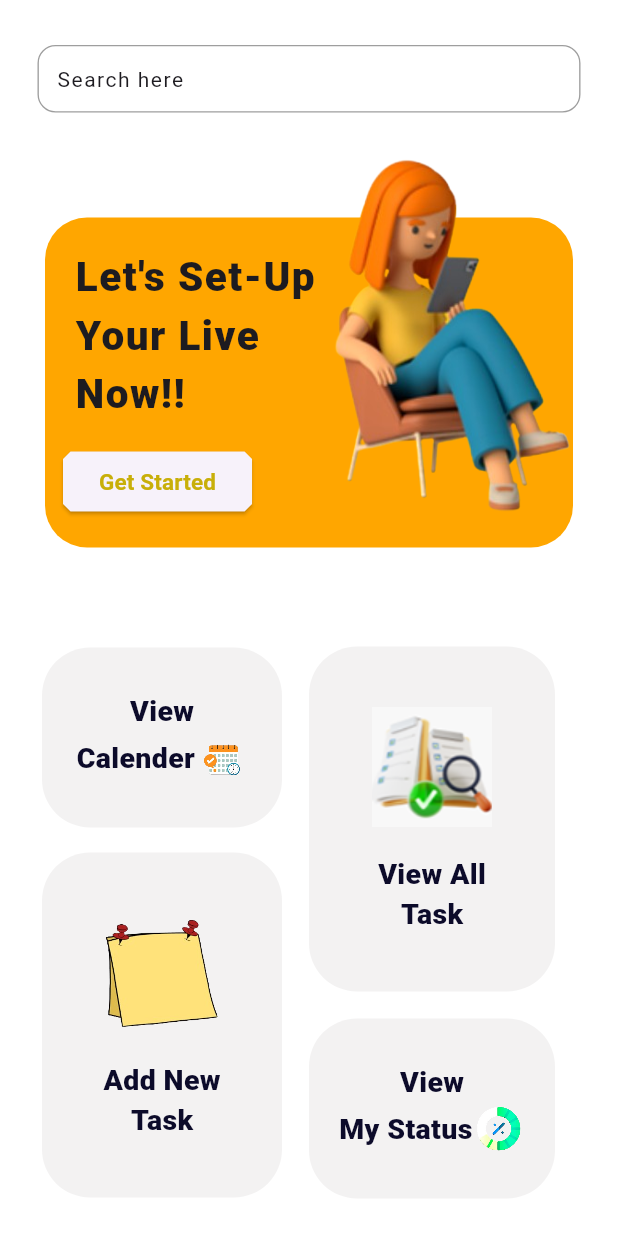
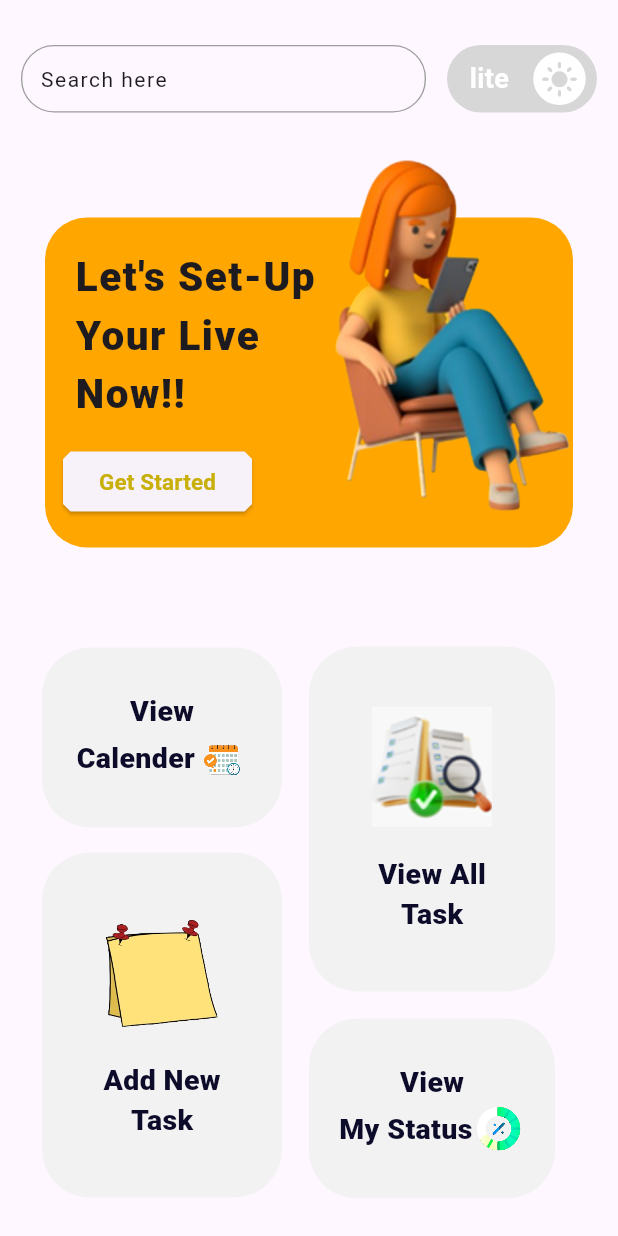
Before and after one commit to SahadMPP/todo_bloc_api_app, a Flutter app: the HomeMain screen opened directly, on a phone screen of 412 x 824 dp. Run offline on Flutter 3.47's test engine with Material 3 defaults, Android fonts, the phone set to English and light mode, and no system bars; drawn by our look-alikes of lite_rolling_switch; our stand-ins replace bloc, flutter_bloc, google_fonts; network calls fail.

Commit message:
dome dark mode

```diff
--- a/lib/screens/home_m.dart
+++ b/lib/screens/home_m.dart
@@ -2,9 +2,11 @@ import 'dart:convert';
 
 import 'package:flutter/material.dart';
 import 'package:google_fonts/google_fonts.dart';
+import 'package:to_do/main.dart';
 import 'package:to_do/screens/list_of_task.dart';
 import 'package:http/http.dart' as http;
 import 'package:to_do/screens/search_screen.dart';
+import 'package:lite_rolling_switch/lite_rolling_switch.dart';
 
 class HomeMain extends StatelessWidget {
   const HomeMain({super.key});
@@ -12,25 +14,25 @@ class HomeMain extends StatelessWidget {
   @override
   Widget build(BuildContext context) {
     return Scaffold(
-      backgroundColor: Colors.white,
       body: SafeArea(
         child: SingleChildScrollView(
           physics: const BouncingScrollPhysics(),
           child: Column(
             children: [
               const SizedBox(height: 30),
-              Padding(
-                  padding: const EdgeInsets.only(left: 25.0, right: 25),
-                  child: GestureDetector(
+              Row(
+                mainAxisAlignment: MainAxisAlignment.spaceEvenly,
+                children: [
+                  GestureDetector(
                     onTap: () {
                       Navigator.of(context).push(MaterialPageRoute(
                           builder: (ctx) => const SearchScreen()));
                     },
                     child: Container(
                       height: 45,
-                      width: double.infinity,
+                      width: 270,
                       decoration: BoxDecoration(
-                        borderRadius: BorderRadius.circular(12),
+                        borderRadius: BorderRadius.circular(22),
                         border: Border.all(
                           color: Colors.grey,
                           width: .9,
@@ -46,7 +48,36 @@ class HomeMain extends StatelessWidget {
                         ),
                       ),
                     ),
-                  )),
+                  ),
+                  SizedBox(
+                    height: 45,
+                    child: ValueListenableBuilder<ThemeMode>(
+                      valueListenable: themNotifier,
+                      builder: (_, mode, __) {
+                        return LiteRollingSwitch(
+                          onTap: () {
+                            themNotifier.value = mode == ThemeMode.light
+                                ? ThemeMode.dark
+                                : ThemeMode.light;
+                          },
+                          onDoubleTap: () {},
+                          onSwipe: () {},
+                          onChanged: (value) {},
+                          value: true,
+                          textOn: 'lite',
+                          textOff: 'dark',
+                          colorOn: const Color.fromARGB(255, 215, 215, 215),
+                          textSize: 18,
+                          width: 100,
+                          colorOff: Colors.black,
+                          iconOn: Icons.light_mode,
+                          iconOff: Icons.dark_mode,
+                        );
+                      },
+                    ),
+                  )
+                ],
+              ),
               const HomeCard(),
               Padding(
                 padding: const EdgeInsets.only(left: 18.0, right: 18),
@@ -146,8 +177,8 @@ class BuildBottomSheet extends StatelessWidget {
     TextEditingController discriptionEdController = TextEditingController();
     return Container(
       decoration: const BoxDecoration(
-        color: Color.fromARGB(255, 231, 231, 231),
-      ),
+          // color: Color.fromARGB(255, 231, 231, 231),
+          ),
       child: Padding(
         padding: const EdgeInsets.all(12.0),
         child: SingleChildScrollView(
--- a/lib/screens/list_of_task.dart
+++ b/lib/screens/list_of_task.dart
@@ -15,9 +15,9 @@ class ListOfTask extends StatelessWidget {
 
     load();
     return Scaffold(
-      backgroundColor: Colors.white,
+      // backgroundColor: Colors.white,
       appBar: AppBar(
-        backgroundColor: Colors.white,
+        // backgroundColor: Colors.white,
         centerTitle: true,
         title: Text(
           'My Task',
@@ -64,6 +64,7 @@ class ListOfTask extends StatelessWidget {
                           ),
                         ),
                         trailing: PopupMenuButton(
+                          iconColor: Colors.black,
                           onSelected: (value) {
                             if (value == 'Edit') {
                               Navigator.of(context).push(MaterialPageRoute(
--- a/pubspec.yaml
+++ b/pubspec.yaml
@@ -34,6 +34,7 @@ dependencies:
   flutter_bloc: ^8.1.3
   google_fonts: ^6.1.0
   http: ^1.1.2
+  lite_rolling_switch: ^1.0.1
 
 dev_dependencies:
   flutter_lints: ^2.0.0
@@ -52,7 +53,6 @@ flutter:
   # To add assets to your application, add an assets section, like this:
   assets:
     - asset/
-
   # An image asset can refer to one or more resolution-specific "variants", see
   # https://flutter.dev/assets-and-images/#resolution-aware
   # For details regarding adding assets from package dependencies, see
```
Also changed, not shown: lib/build_widger/bottomnavigation.dart (added, +43 -0 lines), lib/main.dart (+15 -6 lines), lib/screens/profile_screen.dart (+6 -14 lines), pubspec.lock.
